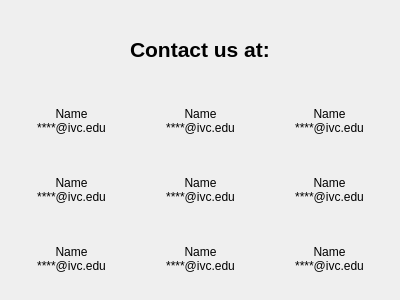
zChen-1/HWGP01, file contactUs.ui: the form before one commit.
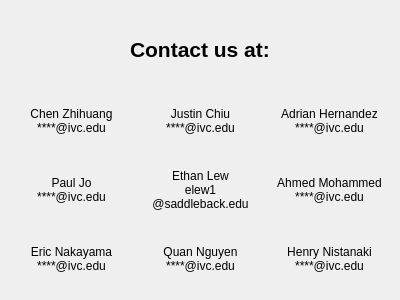
The form after the commit.

Diff of the .ui file:
```diff
--- a/contactUs.ui
+++ b/contactUs.ui
@@ -66,7 +66,7 @@
     <item row="0" column="0" alignment="Qt::AlignHCenter">
      <widget class="QLabel" name="label_0">
       <property name="text">
-       <string>&lt;html&gt;&lt;head/&gt;&lt;body&gt;&lt;p align=&quot;center&quot;&gt;Name&lt;br/&gt;****@ivc.edu&lt;/p&gt;&lt;/body&gt;&lt;/html&gt;</string>
+       <string>&lt;html&gt;&lt;head/&gt;&lt;body&gt;&lt;p align=&quot;center&quot;&gt;Chen Zhihuang&lt;br/&gt;****@ivc.edu&lt;/p&gt;&lt;/body&gt;&lt;/html&gt;</string>
       </property>
       <property name="wordWrap">
        <bool>true</bool>
@@ -76,56 +76,56 @@
     <item row="1" column="0" alignment="Qt::AlignHCenter">
      <widget class="QLabel" name="label_3">
       <property name="text">
-       <string>&lt;html&gt;&lt;head/&gt;&lt;body&gt;&lt;p align=&quot;center&quot;&gt;Name&lt;br/&gt;****@ivc.edu&lt;/p&gt;&lt;/body&gt;&lt;/html&gt;</string>
+       <string>&lt;html&gt;&lt;head/&gt;&lt;body&gt;&lt;p align=&quot;center&quot;&gt;Paul Jo&lt;br/&gt;****@ivc.edu&lt;/p&gt;&lt;/body&gt;&lt;/html&gt;</string>
       </property>
      </widget>
     </item>
     <item row="0" column="1" alignment="Qt::AlignHCenter">
      <widget class="QLabel" name="label_1">
       <property name="text">
-       <string>&lt;html&gt;&lt;head/&gt;&lt;body&gt;&lt;p align=&quot;center&quot;&gt;Name&lt;br/&gt;****@ivc.edu&lt;/p&gt;&lt;/body&gt;&lt;/html&gt;</string>
+       <string>&lt;html&gt;&lt;head/&gt;&lt;body&gt;&lt;p align=&quot;center&quot;&gt;Justin Chiu&lt;br/&gt;****@ivc.edu&lt;/p&gt;&lt;/body&gt;&lt;/html&gt;</string>
       </property>
      </widget>
     </item>
     <item row="0" column="2" alignment="Qt::AlignHCenter">
      <widget class="QLabel" name="label_2">
       <property name="text">
-       <string>&lt;html&gt;&lt;head/&gt;&lt;body&gt;&lt;p align=&quot;center&quot;&gt;Name&lt;br/&gt;****@ivc.edu&lt;/p&gt;&lt;/body&gt;&lt;/html&gt;</string>
+       <string>&lt;html&gt;&lt;head/&gt;&lt;body&gt;&lt;p align=&quot;center&quot;&gt;Adrian Hernandez&lt;br/&gt;****@ivc.edu&lt;/p&gt;&lt;/body&gt;&lt;/html&gt;</string>
       </property>
      </widget>
     </item>
     <item row="2" column="1">
      <widget class="QLabel" name="label_7">
       <property name="text">
-       <string>&lt;html&gt;&lt;head/&gt;&lt;body&gt;&lt;p align=&quot;center&quot;&gt;Name&lt;br/&gt;****@ivc.edu&lt;/p&gt;&lt;/body&gt;&lt;/html&gt;</string>
+       <string>&lt;html&gt;&lt;head/&gt;&lt;body&gt;&lt;p align=&quot;center&quot;&gt;Quan Nguyen&lt;br/&gt;****@ivc.edu&lt;/p&gt;&lt;/body&gt;&lt;/html&gt;</string>
       </property>
      </widget>
     </item>
     <item row="1" column="1">
      <widget class="QLabel" name="label_4">
       <property name="text">
-       <string>&lt;html&gt;&lt;head/&gt;&lt;body&gt;&lt;p align=&quot;center&quot;&gt;Name&lt;br/&gt;****@ivc.edu&lt;/p&gt;&lt;/body&gt;&lt;/html&gt;</string>
+       <string>&lt;html&gt;&lt;head/&gt;&lt;body&gt;&lt;p align=&quot;center&quot;&gt;Ethan Lew&lt;br/&gt;elew1&lt;br/&gt;@saddleback.edu&lt;/p&gt;&lt;/body&gt;&lt;/html&gt;</string>
       </property>
      </widget>
     </item>
     <item row="1" column="2">
      <widget class="QLabel" name="label_5">
       <property name="text">
-       <string>&lt;html&gt;&lt;head/&gt;&lt;body&gt;&lt;p align=&quot;center&quot;&gt;Name&lt;br/&gt;****@ivc.edu&lt;/p&gt;&lt;/body&gt;&lt;/html&gt;</string>
+       <string>&lt;html&gt;&lt;head/&gt;&lt;body&gt;&lt;p align=&quot;center&quot;&gt;Ahmed Mohammed&lt;br/&gt;****@ivc.edu&lt;/p&gt;&lt;/body&gt;&lt;/html&gt;</string>
       </property>
      </widget>
     </item>
     <item row="2" column="2">
      <widget class="QLabel" name="label_8">
       <property name="text">
-       <string>&lt;html&gt;&lt;head/&gt;&lt;body&gt;&lt;p align=&quot;center&quot;&gt;Name&lt;br/&gt;****@ivc.edu&lt;/p&gt;&lt;/body&gt;&lt;/html&gt;</string>
+       <string>&lt;html&gt;&lt;head/&gt;&lt;body&gt;&lt;p align=&quot;center&quot;&gt;Henry Nistanaki&lt;br/&gt;****@ivc.edu&lt;/p&gt;&lt;/body&gt;&lt;/html&gt;</string>
       </property>
      </widget>
     </item>
     <item row="2" column="0">
      <widget class="QLabel" name="label_6">
       <property name="text">
-       <string>&lt;html&gt;&lt;head/&gt;&lt;body&gt;&lt;p align=&quot;center&quot;&gt;Name&lt;br/&gt;****@ivc.edu&lt;/p&gt;&lt;/body&gt;&lt;/html&gt;</string>
+       <string>&lt;html&gt;&lt;head/&gt;&lt;body&gt;&lt;p align=&quot;center&quot;&gt;Eric Nakayama&lt;br/&gt;****@ivc.edu&lt;/p&gt;&lt;/body&gt;&lt;/html&gt;</string>
       </property>
      </widget>
     </item>
```
